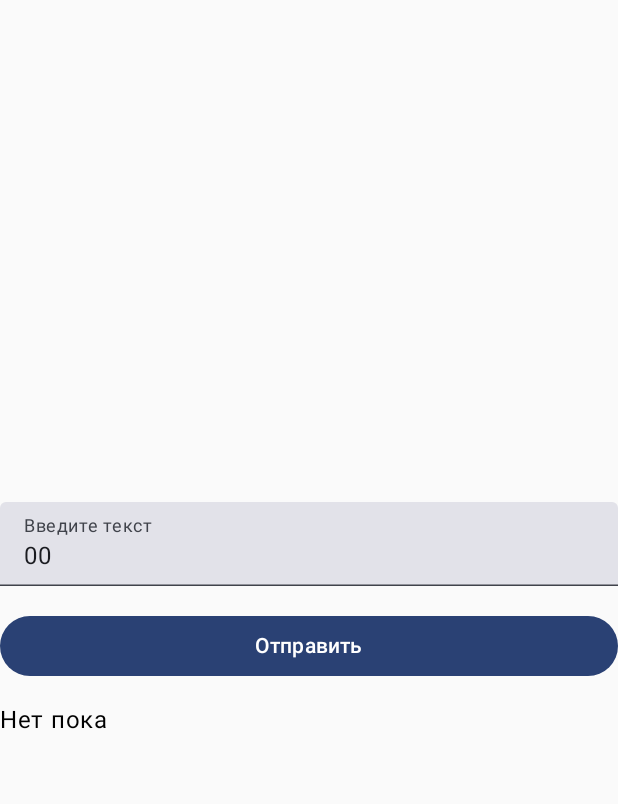
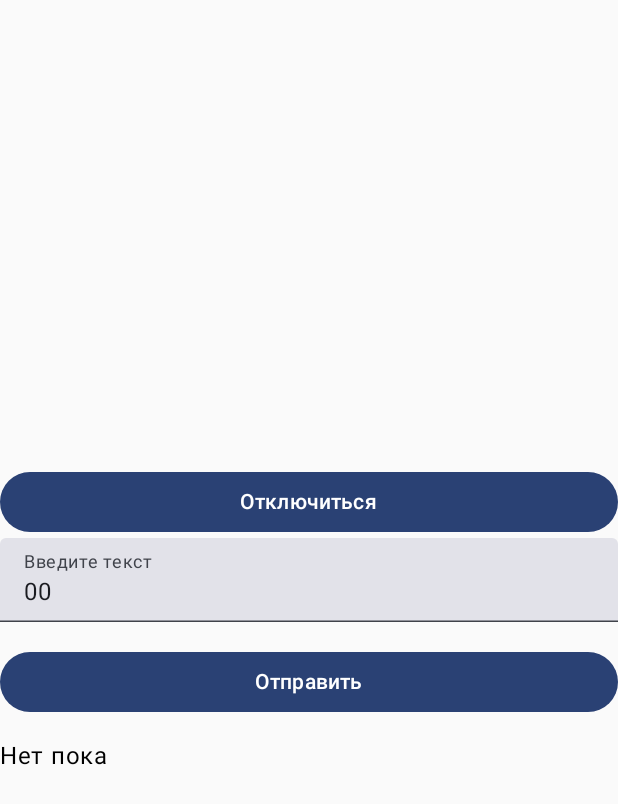
Before and after one commit to midnightyoff/OBD2App, an Android app built with Jetpack Compose: the ObdCommandScreen screen opened through its navigation route, on a phone screen of 412 x 824 dp. Shown: the top 804 px of the screen. Run offline under Robolectric (Android 15) with nearby library versions, the phone set to English and light mode, and no system bars.

Commit message:
create ObdCommandScreen

```diff
--- a/app/src/main/java/com/example/obd2app/MainActivity.kt
+++ b/app/src/main/java/com/example/obd2app/MainActivity.kt
@@ -10,84 +10,77 @@ import android.content.Intent
 import android.content.pm.PackageManager
 import android.os.Bundle
 import androidx.activity.ComponentActivity
+import androidx.activity.compose.rememberLauncherForActivityResult
 import androidx.activity.compose.setContent
 import androidx.activity.enableEdgeToEdge
 import androidx.activity.result.ActivityResultLauncher
 import androidx.activity.result.contract.ActivityResultContracts
+import androidx.activity.viewModels
+import androidx.compose.foundation.clickable
+import androidx.compose.foundation.layout.Arrangement
 import androidx.compose.foundation.layout.Column
+import androidx.compose.foundation.layout.Row
+import androidx.compose.foundation.layout.Spacer
 import androidx.compose.foundation.layout.fillMaxSize
 import androidx.compose.foundation.layout.fillMaxWidth
+import androidx.compose.foundation.layout.height
 import androidx.compose.foundation.layout.padding
 import androidx.compose.material3.Button
+import androidx.compose.material3.Card
+import androidx.compose.material3.CardDefaults
 import androidx.compose.material3.ListItem
+import androidx.compose.material3.ListItemDefaults
+import androidx.compose.material3.MaterialTheme
 import androidx.compose.material3.Scaffold
 import androidx.compose.material3.Text
+import androidx.compose.material3.TextField
 import androidx.compose.runtime.Composable
+import androidx.compose.runtime.getValue
 import androidx.compose.runtime.mutableStateOf
 import androidx.compose.runtime.remember
+import androidx.compose.runtime.rememberCoroutineScope
+import androidx.compose.runtime.setValue
+import androidx.compose.ui.Alignment
 import androidx.compose.ui.Modifier
 import androidx.compose.ui.platform.LocalContext
 import androidx.compose.ui.tooling.preview.Preview
+import androidx.compose.ui.unit.dp
 import androidx.core.app.ActivityCompat
 import androidx.core.content.ContentProviderCompat.requireContext
 import androidx.core.content.ContextCompat
+import androidx.core.content.ContextCompat.checkSelfPermission
 import androidx.core.content.ContextCompat.getSystemService
 import androidx.core.content.ContextCompat.startActivity
+import androidx.lifecycle.viewmodel.compose.viewModel
+import androidx.navigation.NavController
 import androidx.navigation.compose.NavHost
 import androidx.navigation.compose.composable
 import androidx.navigation.compose.rememberNavController
 import com.example.obd2app.obd2.ObdConnection
 import com.example.obd2app.ui.theme.OBD2AppTheme
+import kotlinx.coroutines.launch
 import java.io.IOException
 import java.util.UUID
 
 // Ctrl + Alt + L - format code
 // TODO логировать запросы ответы
 class MainActivity : ComponentActivity() {
-    private var bluetoothAdapter: BluetoothAdapter? = null
+    private lateinit var bluetoothManager: BluetoothManager
+    private lateinit var bluetoothAdapter: BluetoothAdapter
+
     override fun onCreate(savedInstanceState: Bundle?) {
         super.onCreate(savedInstanceState)
-
-        val permissionMissing1 =
-            checkSelfPermission(Manifest.permission.BLUETOOTH_ADVERTISE) != PackageManager.PERMISSION_GRANTED
-        if (permissionMissing1) {
-//            val intent = Intent(BluetoothAdapter.ACTION_REQUEST_ENABLE)
-//            startActivity(intent)
-        }
-        val permissionMissing =
-            checkSelfPermission(Manifest.permission.BLUETOOTH_CONNECT) != PackageManager.PERMISSION_GRANTED
-        if (permissionMissing) {
+        bluetoothManager = getSystemService(BLUETOOTH_SERVICE) as BluetoothManager
+        bluetoothAdapter = bluetoothManager.adapter
+//        val blutoothPermission = Manifest.permission.BLUETOOTH_CONNECT
+//        val blutoothPermissionMissing = checkSelfPermission(blutoothPermission) != PackageManager.PERMISSION_GRANTED
+//        val enableBluetoothIntent = Intent(BluetoothAdapter.ACTION_REQUEST_ENABLE)
+//        val permissionMissing1 = checkSelfPermission(Manifest.permission.BLUETOOTH_ADVERTISE) != PackageManager.PERMISSION_GRANTED
+//        val permissionMissing = checkSelfPermission(Manifest.permission.BLUETOOTH_CONNECT) != PackageManager.PERMISSION_GRANTED
+//        if (permissionMissing) {
 //            val intent = Intent(BluetoothAdapter.ACTION_REQUEST_DISCOVERABLE)
 //            startActivity(intent)
-        }
-
-        val bluetoothManager = getSystemService(BLUETOOTH_SERVICE) as BluetoothManager
-        bluetoothAdapter = bluetoothManager.adapter
-        val pairedDevices = bluetoothAdapter?.bondedDevices
-        val mac: String = ""
-//        mac.isNotEmpty()
-        val device = bluetoothAdapter?.getRemoteDevice(mac)
-        device.let {
-            val uuid = UUID.fromString("00001101-0000-1000-8000-00805F9B34FB")
-            val socket = device?.createInsecureRfcommSocketToServiceRecord(uuid)
-            try {
-                socket?.connect()
-                if (socket != null) {
-                    val obdConnection = ObdConnection(socket.inputStream, socket.outputStream)
-//                    obdConnection.query()
-                }
-            } catch (_: IOException) {
-
-            }
-
-        }
-//        var devices = pairedDevices?.map { "${it.name}\n${it.address}" }
-//
-//        // TODO подключиться по bluetooth
-//        if (devices == null)
-//            return
-
-        val devices = listOf("1", "2", "3")
+//        }
 
         enableEdgeToEdge()
 //        setContent {
@@ -101,14 +94,15 @@ class MainActivity : ComponentActivity() {
 //            }
 //        }
         setContent {
+            val viewModel: SimpleViewModel by viewModels()
             val navController = rememberNavController()
             OBD2AppTheme {
                 NavHost(navController = navController, startDestination = "screenStart", builder = {
                     composable("screenStart") {
-                        StartScreen(devices, navController)
+                        BluetoothConnectionScreen(navController, viewModel, bluetoothAdapter)
                     }
                     composable("screenTerminal") {
-                        TerminalScreen()
+                        ObdCommandScreen(navController, viewModel)
                     }
                 })
 //                ItemsList(devices)
@@ -119,34 +113,138 @@ class MainActivity : ComponentActivity() {
 }
 
 @Composable
-fun Layout() {
-    Button(
-        onClick = {
-            /* Переход на SecondActivity */
+fun BluetoothConnectionScreen(navController: NavController, viewModel: SimpleViewModel, bluetoothAdapter: BluetoothAdapter) {
+//    var selectedItemIndex by remember { mutableStateOf(-1) }
+//    var deviceAddress by remember { mutableStateOf("") }
+    val coroutineScope = rememberCoroutineScope()
+    val context = LocalContext.current
+
+    var isBluetoothPermissionGranted by remember { mutableStateOf(
+        context.checkSelfPermission(Manifest.permission.BLUETOOTH_CONNECT) == PackageManager.PERMISSION_GRANTED
+    ) }
+    // Проверка и запрос разрешений
+    val launcher = rememberLauncherForActivityResult(
+        ActivityResultContracts.RequestPermission()
+    ) { isGranted: Boolean ->
+        if (isGranted) {
+            isBluetoothPermissionGranted = true
+            // Permission Accepted: Do something
+//            Log.d("ExampleScreen","PERMISSION GRANTED")
         }
-    ) {
-        Text("Перейти на второе Activity")
     }
-}
 
-@Composable
-fun ItemsList(items: List<String>) {
-    val selectedItem = remember { mutableStateOf(setOf<String>()) }
+    val pairedDevices = bluetoothAdapter.bondedDevices.toList()
+    var selectedDevice by remember { mutableStateOf<BluetoothDevice?>(null) }
     Column {
-        items.forEach { item ->
-            ListItem(
-                headlineContent = { Text(item) }
-            )
+        Row {
+            Spacer(modifier = Modifier.height(30.dp))
+        }
+        Row {
+            Column {
+                pairedDevices.forEach { device ->
+                    ListItem(
+                        headlineContent = { Text(device.name) },
+                        colors = ListItemDefaults.colors(
+                            containerColor = if (selectedDevice != null && selectedDevice == device) MaterialTheme.colorScheme.primary
+                            else MaterialTheme.colorScheme.inversePrimary
+                        ),
+                        modifier = Modifier.clickable {
+                            selectedDevice = device // Запоминаем строку
+                        }
+                    )
+                }
+            }
+        }
+        Row {
+            Button(
+                onClick = {
+                    if (selectedDevice == null)
+                        return@Button
+                    if (!isBluetoothPermissionGranted)
+                        launcher.launch(Manifest.permission.BLUETOOTH_CONNECT)
+                    coroutineScope.launch {
+                        try {
+                            // UUID для ELM327
+                            val uuid = UUID.fromString("00001101-0000-1000-8000-00805F9B34FB")
+                            // Создаём сокет и подключаемся
+                            val socket = selectedDevice!!.createRfcommSocketToServiceRecord(uuid)
+                            socket.connect()
+                            // Получаем потоки ввода/вывода
+                            val inputStream = socket.inputStream
+                            val outputStream = socket.outputStream
+                            // Устанавливаем соединение в ViewModel
+                            viewModel.setConnection(inputStream, outputStream)
+                            // Переходим на экран отправки команд
+                            navController.navigate("commandScreen")
+                        } catch (_: Exception) {
+//                            viewModel.setConnectionStatus("Ошибка подключения: ${e.message}")
+                        }
+                    }
+                    navController.navigate("screenTerminal")
+                },
+                modifier = Modifier.fillMaxWidth()
+            ) {
+                Text("Подключить")
+            }
         }
     }
 }
 
 @Composable
-fun Greeting(name: String, modifier: Modifier = Modifier) {
-    Text(
-        text = "Hello $name!",
-        modifier = modifier
-    )
+fun ObdCommandScreen(navController: NavController, viewModel: SimpleViewModel) {
+    // Состояние для ввода текста
+    var inputText by remember { mutableStateOf("00") }
+    // Состояние для вывода текста
+    var displayedText by remember { mutableStateOf("Нет пока") }
+
+    Column(
+        modifier = Modifier
+            .fillMaxSize(),
+        horizontalAlignment = Alignment.CenterHorizontally,
+        verticalArrangement = Arrangement.Center
+    ) {
+        Row {
+            Button(
+                onClick = {
+                    // TODO отключиться от адаптера
+                    navController.navigate("screenStart")
+                },
+                modifier = Modifier.fillMaxWidth()
+            ) {
+                Text("Отключиться")
+            }
+        }
+        // Поле для ввода текста
+        TextField(
+            value = inputText,
+            onValueChange = { inputText = it },
+            label = { Text("Введите текст") },
+            modifier = Modifier.fillMaxWidth()
+        )
+
+        Spacer(modifier = Modifier.height(16.dp))
+
+        // Кнопка для вывода текста
+        Button(
+            onClick = {
+                // При нажатии на кнопку выводим текст в TextView
+                // TODO отправить запрос из inputText
+                displayedText = inputText
+            },
+            modifier = Modifier.fillMaxWidth()
+        ) {
+            Text("Отправить")
+        }
+
+        Spacer(modifier = Modifier.height(16.dp))
+
+        // Поле для вывода текста
+        Text(
+            text = displayedText,
+            style = MaterialTheme.typography.bodyLarge,
+            modifier = Modifier.fillMaxWidth()
+        )
+    }
 }
 
 @Preview(
@@ -154,8 +252,8 @@ fun Greeting(name: String, modifier: Modifier = Modifier) {
 )
 @Composable
 fun GreetingPreview() {
-    val items = listOf("Kotlin", "Java", "JavaScript", "Python", "C#", "C++", "Rust")
+//    val items = listOf("Kotlin", "Java", "JavaScript", "Python", "C#", "C++", "Rust")
     OBD2AppTheme {
-        ItemsList(items)
+//        ItemsList(items)
     }
 }
--- /dev/null
+++ b/app/src/main/java/com/example/obd2app/SimpleViewModel.kt
@@ -0,0 +1,48 @@
+package com.example.obd2app
+
+import androidx.lifecycle.ViewModel
+import androidx.lifecycle.viewModelScope
+import com.example.obd2app.obd2.ObdConnection
+import kotlinx.coroutines.flow.MutableStateFlow
+import kotlinx.coroutines.flow.StateFlow
+import kotlinx.coroutines.launch
+import java.io.InputStream
+import java.io.OutputStream
+import java.net.Socket
+
+class SimpleViewModel: ViewModel() {
+    var socket: Socket? = null
+
+    private val _connectionStatus = MutableStateFlow<String>("Не подключено")
+    val connectionStatus: StateFlow<String> = _connectionStatus
+
+    private val _commandResponse = MutableStateFlow<String>("")
+    val commandResponse: StateFlow<String> = _commandResponse
+
+    private var obdConnection: ObdConnection? = null
+
+    // Устанавливаем соединение с OBD
+    fun setConnection(inputStream: InputStream, outputStream: OutputStream) {
+        obdConnection = ObdConnection(inputStream, outputStream)
+        _connectionStatus.value = "Подключено"
+    }
+
+    // Закрытие соединения
+    fun disconnect() {
+        obdConnection = null
+        _connectionStatus.value = "Отключено"
+    }
+
+    // Отправка команды
+    fun sendCommand(command: String) {
+        viewModelScope.launch {
+            try {
+                val response =
+                    obdConnection?.query(command) ?: "Ошибка: устройство не подключено"
+                _commandResponse.value = response.toString()
+            } catch (e: Exception) {
+                _commandResponse.value = "Ошибка: ${e.message}"
+            }
+        }
+    }
+}
--- a/app/src/main/java/com/example/obd2app/StartScreen.kt
+++ /dev/null
@@ -1,72 +0,0 @@
-package com.example.obd2app
-
-import androidx.compose.foundation.clickable
-import androidx.compose.foundation.layout.Column
-import androidx.compose.foundation.layout.Row
-import androidx.compose.foundation.layout.Spacer
-import androidx.compose.foundation.layout.fillMaxWidth
-import androidx.compose.foundation.layout.height
-import androidx.compose.material3.Button
-import androidx.compose.material3.ListItem
-import androidx.compose.material3.ListItemDefaults
-import androidx.compose.material3.MaterialTheme
-import androidx.compose.material3.Text
-import androidx.compose.runtime.Composable
-import androidx.compose.runtime.getValue
-import androidx.compose.runtime.mutableStateOf
-import androidx.compose.runtime.remember
-import androidx.compose.runtime.setValue
-import androidx.compose.ui.Modifier
-import androidx.compose.ui.unit.dp
-import androidx.navigation.NavController
-
-@Composable
-fun StartScreen(items: List<String>, navController: NavController) {
-//    var selectedItemIndex by remember { mutableStateOf(-1) }
-    var selectedItem = remember { mutableStateOf<String>("") }
-    Column {
-        Row {
-            Spacer(modifier = Modifier.height(30.dp))
-        }
-        Row {
-            Column {
-                items.forEach { item ->
-                    ListItem(
-                        headlineContent = { Text(item) },
-                        colors = ListItemDefaults.colors(
-                            containerColor = if (selectedItem.value.equals(item)) MaterialTheme.colorScheme.primary
-                            else MaterialTheme.colorScheme.inversePrimary
-                        ),
-                        modifier = Modifier.clickable {
-                            selectedItem.value = item // Запоминаем строку
-                        }
-                    )
-                }
-            }
-        }
-        Row {
-            Button(
-                onClick = {
-                    // TODO подключиться к адаптеру
-                    navController.navigate("screenTerminal")
-                },
-                modifier = Modifier.fillMaxWidth()
-            ) {
-                Text("Подключить")
-            }
-        }
-    }
-}
-
-/*
-@Composable
-fun SimpleItemsList(items: List<String>) {
-    val selectedItem = remember { mutableStateOf(setOf<String>()) }
-    Column {
-        items.forEach { item ->
-            ListItem(
-                headlineContent = { Text(item) }
-            )
-        }
-    }
-}*/
--- a/app/src/main/java/com/example/obd2app/TerminalScreen.kt
+++ /dev/null
@@ -1,66 +0,0 @@
-package com.example.obd2app
-
-import androidx.compose.foundation.layout.Arrangement
-import androidx.compose.foundation.layout.Column
-import androidx.compose.foundation.layout.Spacer
-import androidx.compose.foundation.layout.fillMaxSize
-import androidx.compose.foundation.layout.fillMaxWidth
-import androidx.compose.foundation.layout.height
-import androidx.compose.material3.Button
-import androidx.compose.material3.MaterialTheme
-import androidx.compose.material3.Text
-import androidx.compose.material3.TextField
-import androidx.compose.runtime.Composable
-import androidx.compose.runtime.getValue
-import androidx.compose.runtime.mutableStateOf
-import androidx.compose.runtime.remember
-import androidx.compose.runtime.setValue
-import androidx.compose.ui.Alignment
-import androidx.compose.ui.Modifier
-import androidx.compose.ui.unit.dp
-
-@Composable
-fun TerminalScreen() {
-    // Состояние для ввода текста
-    var inputText by remember { mutableStateOf("00") }
-    // Состояние для вывода текста
-    var displayedText by remember { mutableStateOf("Нет пока") }
-
-    Column(
-        modifier = Modifier
-            .fillMaxSize(),
-        horizontalAlignment = Alignment.CenterHorizontally,
-        verticalArrangement = Arrangement.Center
-    ) {
-        // Поле для ввода текста
-        TextField(
-            value = inputText,
-            onValueChange = { inputText = it },
-            label = { Text("Введите текст") },
-            modifier = Modifier.fillMaxWidth()
-        )
-
-        Spacer(modifier = Modifier.height(16.dp))
-
-        // Кнопка для вывода текста
-        Button(
-            onClick = {
-                // При нажатии на кнопку выводим текст в TextView
-                // TODO отправить запрос из inputText
-                displayedText = inputText
-            },
-            modifier = Modifier.fillMaxWidth()
-        ) {
-            Text("Отправить")
-        }
-
-        Spacer(modifier = Modifier.height(16.dp))
-
-        // Поле для вывода текста
-        Text(
-            text = displayedText,
-            style = MaterialTheme.typography.bodyLarge,
-            modifier = Modifier.fillMaxWidth()
-        )
-    }
-}
```
Also changed, not shown: app/build.gradle.kts (+12 -0 lines), app/src/main/AndroidManifest.xml (+5 -10 lines), app/src/main/java/com/example/obd2app/TerminalActivity.kt (deleted, +0 -97 lines), app/src/main/java/com/example/obd2app/obd2/ObdConnection.kt (+53 -0 lines), app/src/main/java/com/example/obd2app/obd2/ObdResponse.kt (added, +9 -0 lines).
